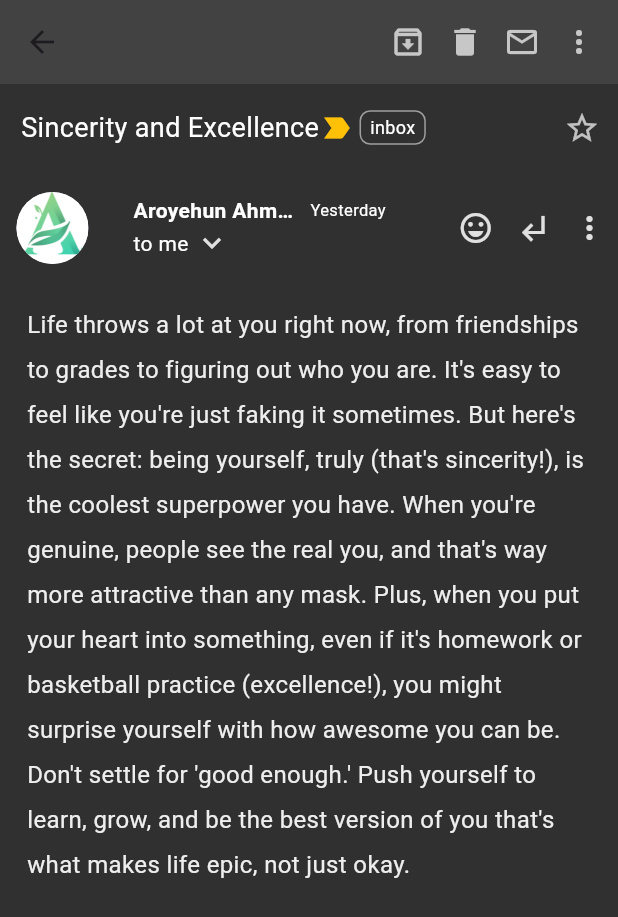
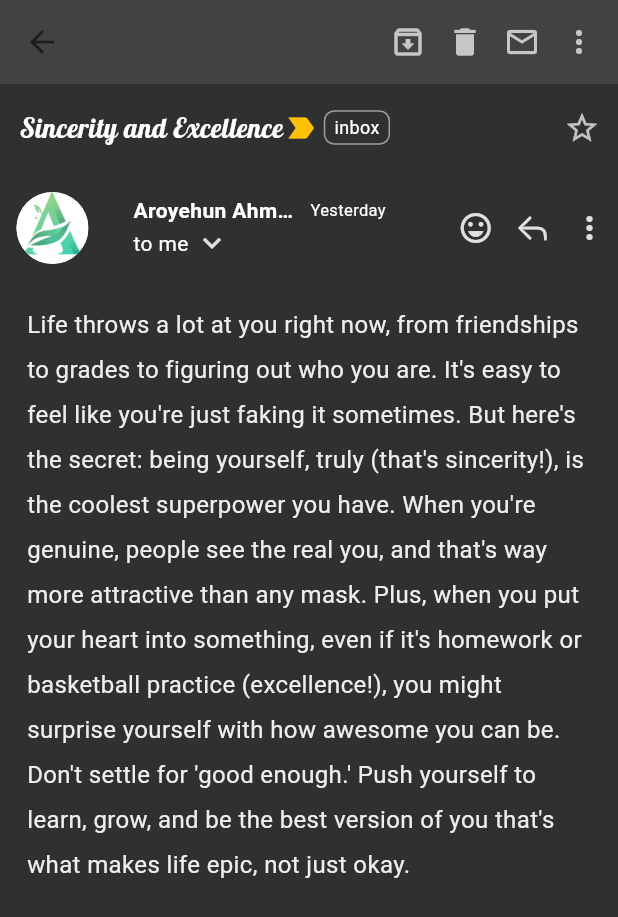
Before and after one commit to ahmad-cod/gmail_ui_clone, a Flutter app: the screen it shows after launch, after a tap on "Aroyehun Ahmad", on a phone screen of 412 x 824 dp. Shown: the top 917 px of the screen. Run offline on Flutter 3.47's test engine with Material 3 defaults, Android fonts, the phone set to English and light mode, and no system bars; our stand-ins replace flutter_svg, google_fonts, google_nav_bar.

Commit message:
Fix: font and the arrow turn up left

```diff
--- a/lib/pages/email_view.dart
+++ b/lib/pages/email_view.dart
@@ -1,5 +1,7 @@
+import 'package:flutter/cupertino.dart';
 import 'package:flutter/material.dart';
 import 'package:gmail_clone/model/email.dart';
+import 'package:google_fonts/google_fonts.dart';
 
 class EmailView extends StatelessWidget {
   const EmailView({super.key, required this.email});
@@ -50,16 +52,19 @@ class EmailView extends StatelessWidget {
               mainAxisAlignment: MainAxisAlignment.spaceBetween,
               children: [
                 Padding(
-                  padding: const EdgeInsets.symmetric(horizontal: 14, vertical: 16),
+                  padding: const EdgeInsets.symmetric(horizontal: 13, vertical: 16),
                   child: SizedBox(
-                      width: MediaQuery.of(context).size.width * .78,
+                      width: MediaQuery.of(context).size.width * .76,
                     child: Row(
                       crossAxisAlignment: CrossAxisAlignment.center,
                       children: [
                       Text(
                         email.title,
-                        style: const TextStyle(fontSize: 18,),
-                        // overflow: TextOverflow.ellipsis,
+                        style: GoogleFonts.lobster(
+                          textStyle: const TextStyle(
+                            fontSize: 18,
+                          ),
+                          ),
                       ),
                       // const SizedBox(width: 1,),
                       Icon(
@@ -138,7 +143,7 @@ class EmailView extends StatelessWidget {
                 const SizedBox(width: 20,),
                 Icon(Icons.emoji_emotions_outlined, color: Colors.grey[300],),
 
-                Icon(Icons.subdirectory_arrow_left, color: Colors.grey[300]),
+                Icon(CupertinoIcons.arrow_turn_up_left, color: Colors.grey[300]),
 
 
                 Icon(Icons.more_vert, color: Colors.grey[300],),
@@ -148,13 +153,15 @@ class EmailView extends StatelessWidget {
             Padding(
               padding: const EdgeInsets.symmetric(horizontal: 18, vertical: 25),
               child: Text(email.message,
-                style: TextStyle(
+                style: GoogleFonts.robotoFlex(
+                  textStyle: TextStyle(
                   fontSize: 16,
                   height: 1.9,
                   // leadingDistribution: TextLeadingDistribution.even,
                   // wordSpacing: 8,
                   color: Colors.grey[200],
                 ),
+                )
               ),
             )
           ]),
```
